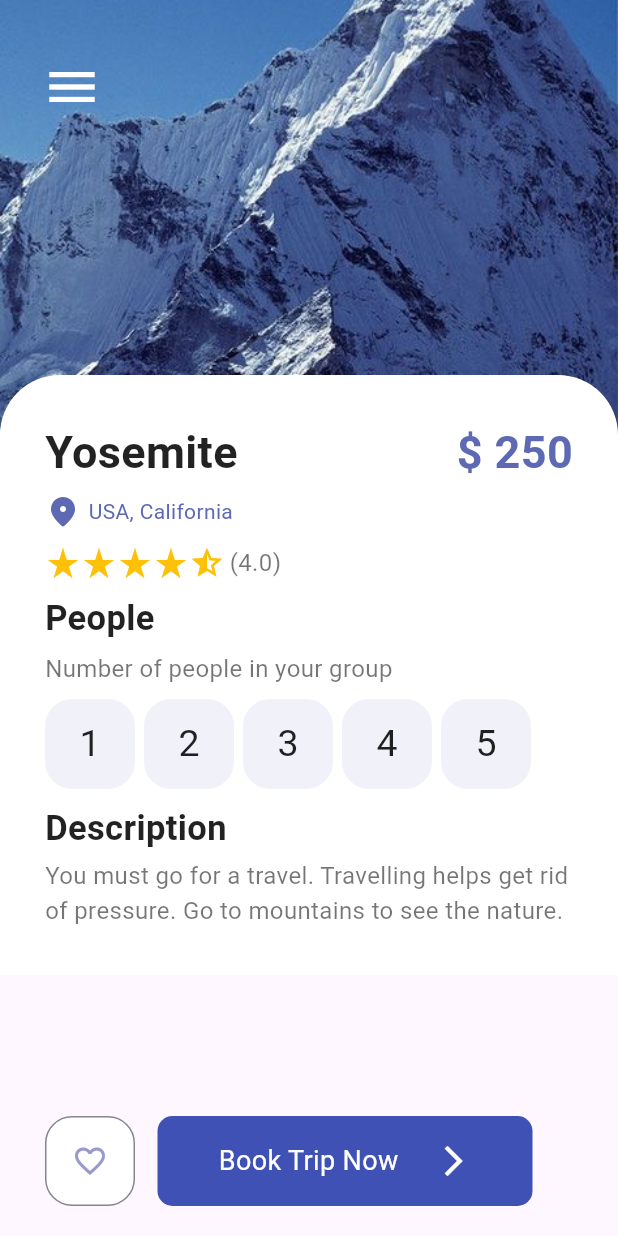
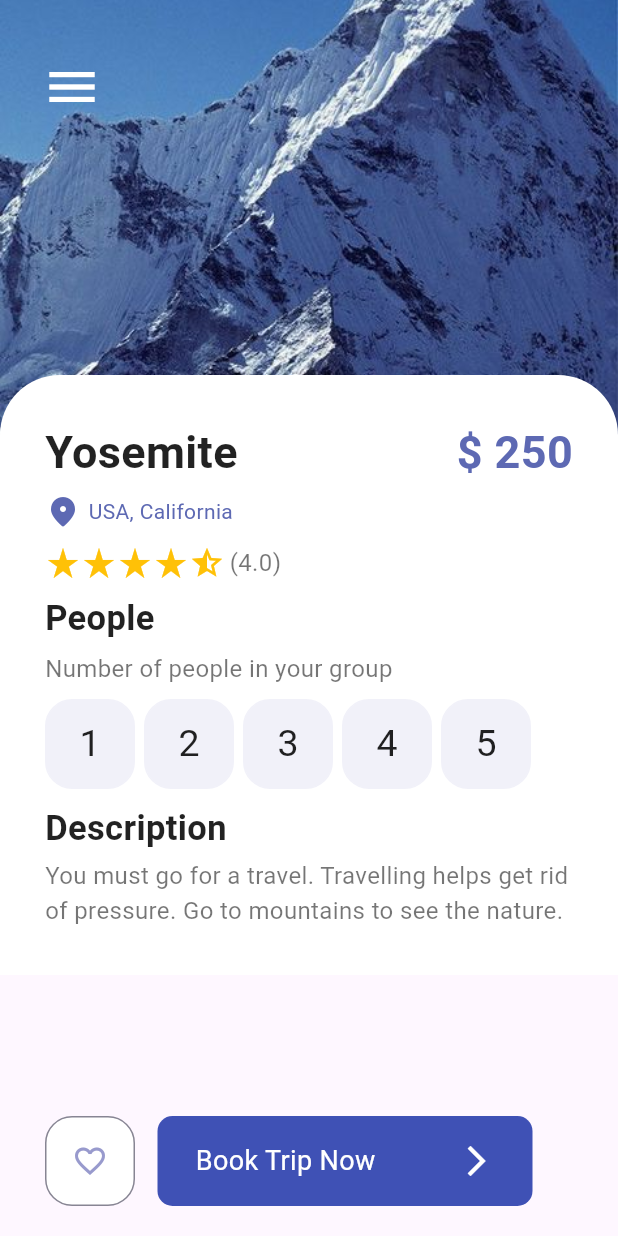
Before and after one commit to K-Yaswanth-Raj/Flutter_Travel_App, a Flutter app: the screen it shows after launch, on a phone screen of 412 x 824 dp. Run offline on Flutter 3.47's test engine with Material 2 defaults, Android fonts, the light colour scheme and no system bars.

Commit message:
completed all ui parts

```diff
--- a/lib/pages/detail_page.dart
+++ b/lib/pages/detail_page.dart
@@ -194,7 +194,7 @@ class _DetailPageState extends State<DetailPage> {
                 ),
               ),
               Positioned(
-                bottom: 20 ,
+                bottom: 20,
                 left: 30,
                 child: Row(
                   children: [
--- a/lib/widgets/responsive_button.dart
+++ b/lib/widgets/responsive_button.dart
@@ -18,17 +18,17 @@ class ResponsiveButton extends StatelessWidget {
         color: Colors.indigo,
       ),
       child: Row(
-        mainAxisAlignment: MainAxisAlignment.center,
-        crossAxisAlignment: CrossAxisAlignment.center,
+        mainAxisAlignment: isResponsive == true
+            ? MainAxisAlignment.spaceAround
+            : MainAxisAlignment.center,
         children: [
-          AppText(
-            size: 18,
-            text: 'Book Trip Now ',
-            color: Colors.white,
-          ),
-          SizedBox(
-            width: 20,
-          ),
+          isResponsive == true
+              ? AppText(
+                  size: 18,
+                  text: 'Book Trip Now ',
+                  color: Colors.white,
+                )
+              : Container(),
           Icon(
             Icons.arrow_forward_ios_sharp,
             color: Colors.white,
```
